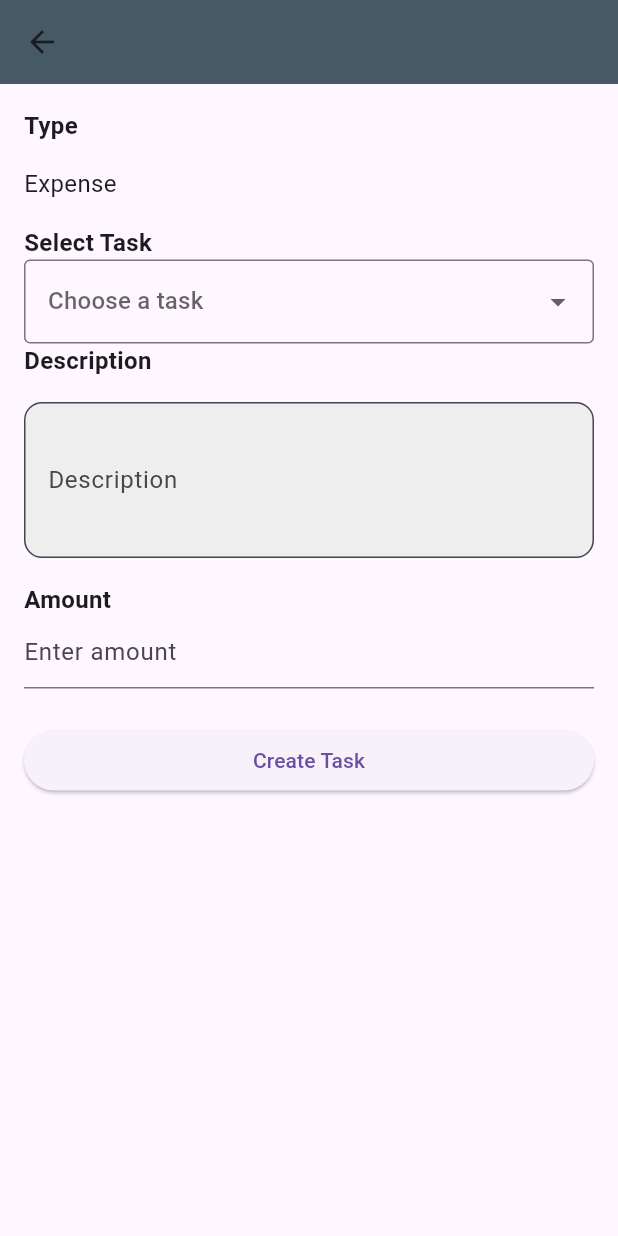
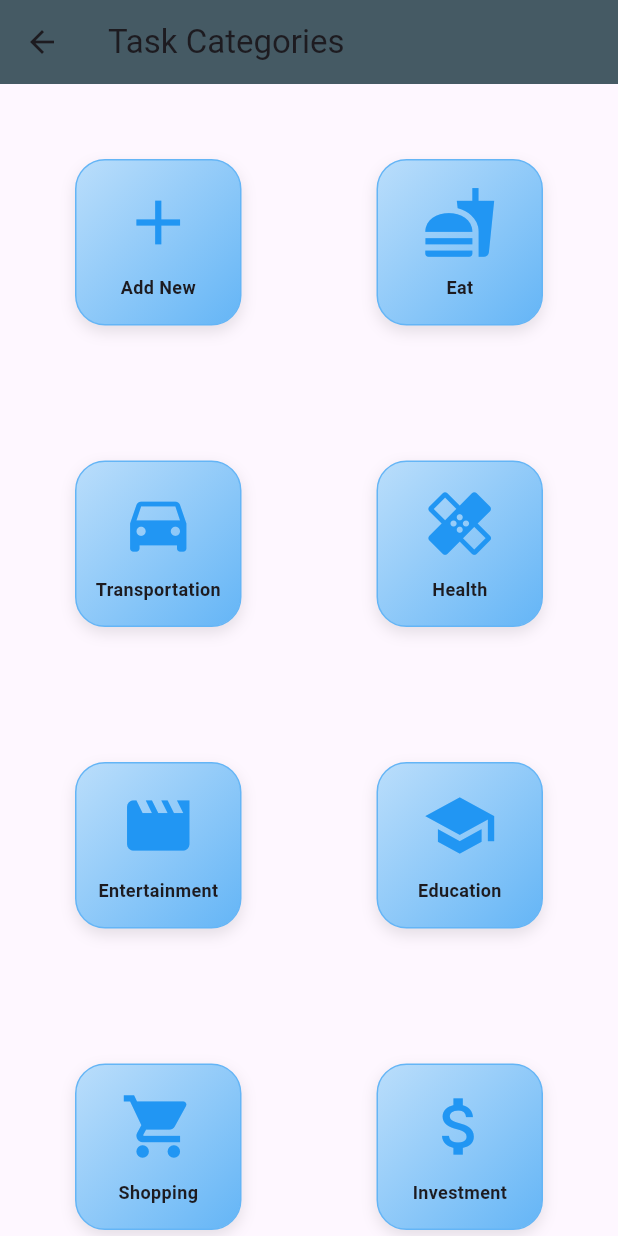
Before and after one commit to phantronghuy/daily-expense-management, a Flutter app: the MainScreen screen opened directly, after a tap on the "add" icon, on a phone screen of 412 x 824 dp. Run offline on Flutter 3.47's test engine with Material 3 defaults, Android fonts, the phone set to English and light mode, and no system bars; our stand-ins replace fl_chart.

Commit message:
[FE][Change] Change navigate to screen of Add Button [DES] navigate to TaskCategories screen instead create task screen       Add Enum of error, add remove, add function in Categories

```diff
--- a/lib/obj/Task.dart
+++ b/lib/obj/Task.dart
@@ -5,6 +5,7 @@ class Task {
   late String _title;
   late String _description;
   late double _amount;
+  Map<String, double> _taskCategories = {};
 
   // Regular constructor
   Task(this._title, this._description, this._amount) {
@@ -17,6 +18,14 @@ class Task {
     _title = title;
     _description = description;
     _amount = amount;
+    if (!_taskCategories.containsKey(title)) {
+      _taskCategories[title] = 0.0;
+    }
+  }
+
+  Map<String, double> get taskCategories => _taskCategories;
+  set taskCategories(Map<String, double> taskCategories) {
+    _taskCategories = taskCategories;
   }
 
   int get id => _id;
--- /dev/null
+++ b/lib/obj/enum/ErrorEnum.dart
@@ -0,0 +1,10 @@
+class ErrorEnum {
+  static const int NO_ERROR = 0;
+  static const int ERROR = -1;
+  static const int ERROR_NULL = -2;
+  static const int ERROR_EMPTY = -3;
+  static const int ERROR_NOT_FOUND = -4;
+  static const int ERROR_EXISTED = -5;
+  static const int ERROR_NOT_EXISTED = -6;
+  static const int ERROR_INVALID = -7;
+}
--- a/lib/obj/enum/TasksCategories.dart
+++ b/lib/obj/enum/TasksCategories.dart
@@ -1,8 +1,10 @@
 
+import 'package:daily_expense_management/obj/enum/ErrorEnum.dart';
 import 'package:flutter/material.dart';
 
 class TaskCategories{
   static final Map<String, IconData> categories = {
+    "Add New": Icons.add,
     "Eat": Icons.fastfood,
     "Transportation": Icons.directions_car,
     "Health": Icons.healing,
@@ -11,6 +13,44 @@ class TaskCategories{
     "Shopping": Icons.shopping_cart,
     "Investment": Icons.attach_money,
     "Rent": Icons.home,
-    "Others": Icons.more_horiz,
   };
+
+  static int addCategory(Map<String, IconData> category) {
+    int rs = 0;
+    if (categories.isEmpty) {
+      rs = ErrorEnum.ERROR_EMPTY;
+      return rs;
+    }
+    if (!categories.containsKey(category.keys.first)) {
+      categories[category.keys.first] = category.values.first;
+      rs = ErrorEnum.NO_ERROR;
+    } else {
+      rs = ErrorEnum.ERROR_EXISTED;
+    }
+    return rs;
+  }
+
+  static int removeCategory(Map<String, IconData> category) {
+    int rs = 0;
+    if (categories.isEmpty) {
+      rs = ErrorEnum.ERROR_EMPTY;
+      return rs;
+    }
+    if (categories.containsKey(category.keys.first)) {
+      categories.remove(category.keys.first);
+      rs = ErrorEnum.NO_ERROR;
+    } else {
+      rs = ErrorEnum.ERROR_NOT_EXISTED;
+    }
+    return rs;
+  }
+
+  static Map<String, IconData> getItemCategoryAtIndex(int index) {
+    Map<String, IconData> item = {};
+    if (index < 0 || index >= categories.length) {
+      return item;
+    }
+    item = {categories.keys.elementAt(index): categories.values.elementAt(index)};
+    return item;
+  }
 }
--- a/lib/page/MainScreen.dart
+++ b/lib/page/MainScreen.dart
@@ -1,6 +1,6 @@
 
 import 'package:daily_expense_management/page/dashboard_page/DashBoardPage.dart';
-import 'package:daily_expense_management/page/transaction_page/CreateTaskPage.dart';
+import 'package:daily_expense_management/page/dashboard_page/CreateTaskPage.dart';
 import 'package:daily_expense_management/res/colors/MyColors.dart';
 import 'package:flutter/material.dart';
 
--- a/lib/page/dashboard_page/BottomPart.dart
+++ b/lib/page/dashboard_page/BottomPart.dart
@@ -2,8 +2,9 @@ import 'package:daily_expense_management/obj/TaskCard.dart';
 import 'package:daily_expense_management/obj/enum/TypeOfExpense.dart';
 import 'package:daily_expense_management/obj/manager/TaskCardManager.dart';
 import 'package:daily_expense_management/page/dashboard_page/TaskCardWidget.dart';
+import 'package:daily_expense_management/page/dashboard_page/TaskCategoriesScreen.dart';
 import 'package:daily_expense_management/page/dashboard_page/ToggleButton.dart';
-import 'package:daily_expense_management/page/transaction_page/CreateTaskPage.dart';
+import 'package:daily_expense_management/page/dashboard_page/CreateTaskPage.dart';
 import 'package:daily_expense_management/res/colors/MyColors.dart';
 import 'package:flutter/material.dart';
 
@@ -30,6 +31,19 @@ class _BottomPartWidgetState extends State<BottomPartWidget> {
         builder: (context) => CreateTaskScreen(isExpense: isExpenseEnable),
       ),
     );
+    setState(() {
+      tskMng.getTaskCards();
+    });
+  }
+
+  void _navigateToTaskCategoriesScreen() async {
+    await Navigator.push(
+      context,
+      MaterialPageRoute(
+        builder: (context) => TaskCategoriesScreen(),
+      ),
+    );
+
     setState(() {
       tskMng.getTaskCards();
     });
@@ -97,7 +111,7 @@ class _BottomPartWidgetState extends State<BottomPartWidget> {
 
               // Add Button
               ElevatedButton(
-                onPressed: _navigateToCreateTaskScreen,
+                onPressed: _navigateToTaskCategoriesScreen,
                 style: ElevatedButton.styleFrom(
                   shape: const CircleBorder(),
                   padding: const EdgeInsets.all(8),
--- a/lib/page/dashboard_page/TaskCardWidget.dart
+++ b/lib/page/dashboard_page/TaskCardWidget.dart
@@ -52,7 +52,7 @@ class TaskCardWidget extends StatelessWidget {
                     ),
                   ),
                   Text(
-                    taskCard.description ?? "No description",
+                    taskCard.description,
                     style: TextStyle(fontSize: 14, color: Colors.blue.shade900),
                   ),
                 ],
--- /dev/null
+++ b/lib/page/dashboard_page/TaskCategoriesScreen.dart
@@ -0,0 +1,69 @@
+import 'package:daily_expense_management/obj/enum/TasksCategories.dart';
+import 'package:daily_expense_management/page/dashboard_page/CreateTaskPage.dart';
+import 'package:daily_expense_management/page/dashboard_page/TaskCategoryCardWidget.dart';
+import 'package:daily_expense_management/res/colors/MyColors.dart';
+import 'package:flutter/material.dart';
+
+class TaskCategoriesScreen extends StatefulWidget {
+  TaskCategoriesScreen({super.key});
+
+  @override
+  State<TaskCategoriesScreen> createState() => _TaskCategoriesScreenState();
+}
+
+class _TaskCategoriesScreenState extends State<TaskCategoriesScreen> {
+  @override
+  Widget build(BuildContext context) {
+    BuildContext classContext = context;
+    return SafeArea(
+        child: Scaffold(
+      appBar: AppBar(
+        title: const Text("Task Categories"),
+        backgroundColor: const Color(MyColors.primaryColor),
+      ),
+      body: GridView.builder(
+        padding: const EdgeInsets.all(10),
+        gridDelegate: const SliverGridDelegateWithFixedCrossAxisCount(
+          crossAxisCount: 2,
+          crossAxisSpacing: 10,
+          mainAxisSpacing: 10,
+          childAspectRatio: 1,
+        ),
+        itemCount: TaskCategories.categories.length,
+        itemBuilder: (context, index) {
+          if (TaskCategories.getItemCategoryAtIndex(index).isEmpty) {
+            return const SizedBox.shrink();
+          }
+          return InkWell(
+              onTap: () => onClickOnEachItem(
+                  TaskCategories.getItemCategoryAtIndex(index).keys.first,
+                  context,
+                  classContext),
+              //onTap:() => _navigateToPrevScreen(context),
+              child: TaskCategoryCardWidget(
+                  categoryItem: TaskCategories.getItemCategoryAtIndex(index)));
+        },
+      ),
+    ));
+  }
+
+  void _navigateToPrevScreen(BuildContext context) {
+    if (!mounted) {
+      print("Context is not mounted, cannot pop screen");
+      return;
+    }
+    Navigator.push(context, MaterialPageRoute(builder: (context) => CreateTaskScreen(isExpense: true)));
+  }
+
+  void onClickOnEachItem(
+      String nameCategory, BuildContext context, BuildContext classContext) {
+    if (nameCategory.isNotEmpty) {
+      if (nameCategory.toLowerCase().replaceAll(" ", "") == "addnew") {
+        print("Add Category");
+        _navigateToPrevScreen(classContext);
+      } else {
+        print("Category: $nameCategory");
+      }
+    }
+  }
+}
--- /dev/null
+++ b/lib/page/dashboard_page/TaskCategoryCardWidget.dart
@@ -0,0 +1,42 @@
+import 'package:flutter/material.dart';
+
+class TaskCategoryCardWidget extends StatelessWidget {
+  final Map<String, IconData> categoryItem;
+  TaskCategoryCardWidget({required this.categoryItem, super.key});
+
+  @override
+  Widget build(BuildContext context) {
+    return Container(
+      margin: const EdgeInsets.symmetric(horizontal: 40, vertical: 40),
+      decoration: BoxDecoration(
+        borderRadius: BorderRadius.circular(20),
+        gradient: LinearGradient(
+          colors: [Colors.blue.shade100, Colors.blue.shade300],
+          begin: Alignment.topLeft,
+          end: Alignment.bottomRight,
+        ),
+        border: Border.all(color: Colors.blue.shade300),
+        boxShadow: [
+          BoxShadow(
+            color: Colors.black.withOpacity(0.1),
+            blurRadius: 8,
+            offset: const Offset(0, 4),
+          ),
+        ],
+      ),
+      child: Column(
+        crossAxisAlignment: CrossAxisAlignment.center,
+        mainAxisAlignment: MainAxisAlignment.center,
+        children: [
+          Icon(categoryItem.values.last, size: 50, color: Colors.blue),
+          const SizedBox(height: 10),
+          Text(
+            categoryItem.keys.last,
+            style:
+                const TextStyle(fontSize: 12, fontWeight: FontWeight.bold),
+          ),
+        ],
+      ),
+    );
+  }
+}
```
Also changed, not shown: lib/page/dashboard_page/CreateTaskPage.dart (renamed from lib/page/transaction_page/CreateTaskPage.dart, +12 -0 lines).
